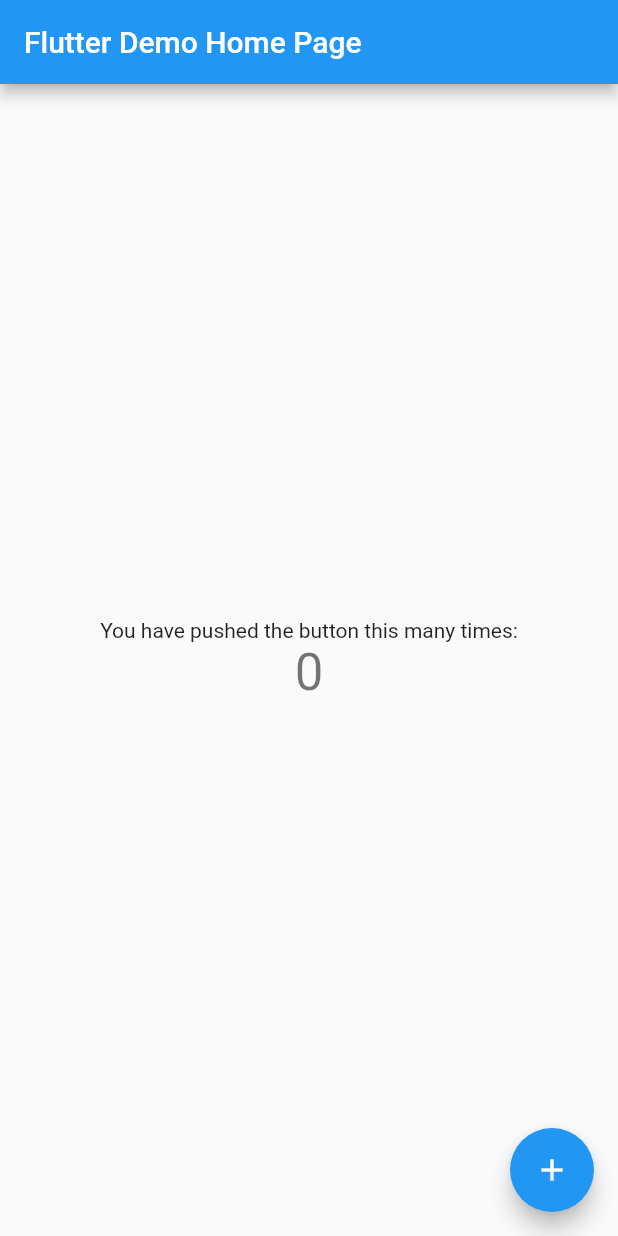
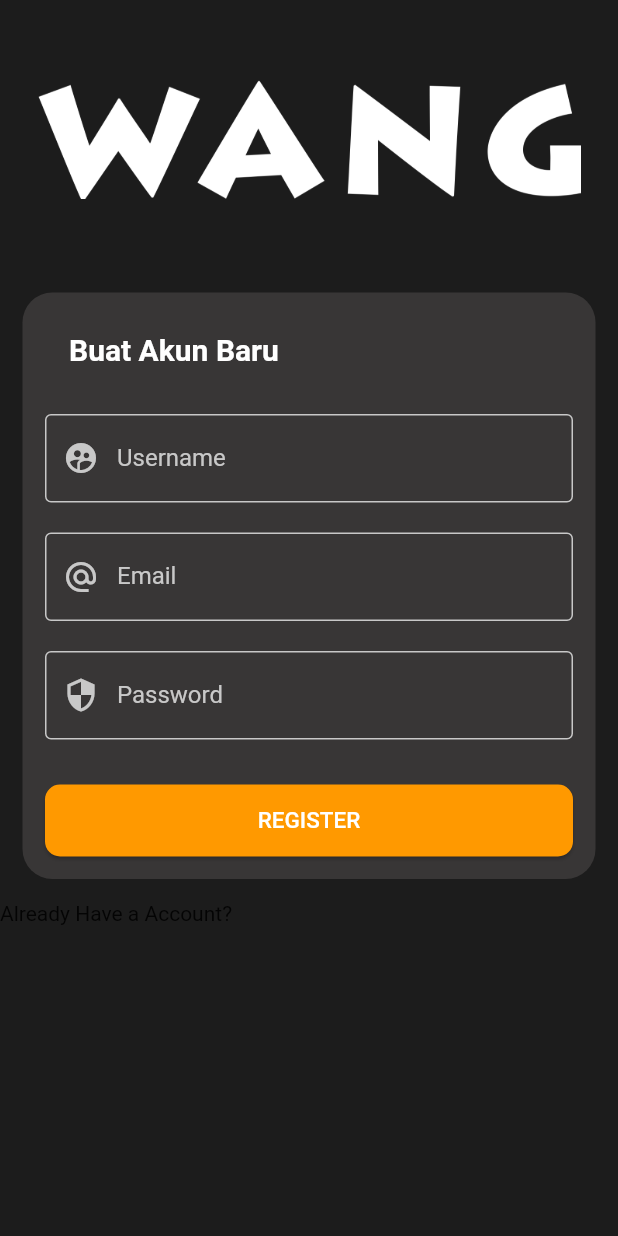
Before and after one commit to handihand53/comugram, a Flutter app: the screen it shows after launch, on a phone screen of 412 x 824 dp. Run offline on Flutter 3.47's test engine with Material 2 defaults, Android fonts, the light colour scheme and no system bars; our stand-ins replace firebase_auth; accounts and stored records are empty.

Commit message:
FirebaseInit
Baru sambung CloudFirebase

```diff
--- /dev/null
+++ b/comugram/lib/RegisterForm.dart
@@ -0,0 +1,179 @@
+import 'package:flutter/cupertino.dart';
+import 'package:flutter/material.dart';
+import 'Validator.dart';
+import 'package:firebase_auth/firebase_auth.dart';
+
+class RegisterForm extends StatefulWidget {
+
+  @override
+  _RegisterFormState createState() => _RegisterFormState();
+}
+
+class _RegisterFormState extends State<RegisterForm> with Validation{
+
+  final formKey = GlobalKey<FormState>();
+  TextEditingController userController = TextEditingController();
+  TextEditingController emailController = TextEditingController();
+  TextEditingController passController = TextEditingController();
+
+
+
+  @override
+  Widget build(BuildContext context) {
+    return Scaffold(
+      body: Container(
+        color: Color.fromRGBO(28, 28, 28, 1),
+        child: ListView(
+          children: <Widget> [
+            Padding(
+              padding: EdgeInsets.only(top: 15.0, bottom: 15.0, right: 25.0, left: 25.0),
+              child: Image.asset(
+                'images/wang_bold.png',
+                width: 150,
+                height: 150,
+              ),
+            ),
+            Padding(
+              padding: EdgeInsets.all(15.0),
+              child: Container(
+                decoration: BoxDecoration(
+                  color: Color.fromRGBO(56, 54, 54, 1),
+                  borderRadius: BorderRadius.all(Radius.circular(20.0)),
+                ),
+                child: Padding(
+                  padding: EdgeInsets.only(left: 15, right: 15),
+                  child: Form(
+                    key: formKey,
+                    child: Column(
+                      children: <Widget>[
+                        Padding(
+                          padding: EdgeInsets.only(top: 10),
+                          child: ListTile(
+                            title: Text('Buat Akun Baru',
+                              style: TextStyle(color: Colors.white,fontSize: 20, fontWeight: FontWeight.bold),
+                            ),
+                          ),
+                        ),
+                        Padding (
+                          padding: EdgeInsets.only(top:15.0, bottom:10.0),
+                          child: TextFormField(
+                            controller: userController,
+                            style: TextStyle(color: Color.fromRGBO(200, 200, 200, 1),),
+                            keyboardType: TextInputType.text,
+                            decoration: InputDecoration(
+                              labelText: 'Username',
+                              prefixIcon: Icon(
+                                Icons.supervised_user_circle,
+                                color: Color.fromRGBO(200, 200, 200, 1),
+                              ),
+                              labelStyle: TextStyle(color: Color.fromRGBO(200, 200, 200, 1)),
+                              enabledBorder: OutlineInputBorder(
+                                  borderSide: BorderSide(
+                                    color: Color.fromRGBO(200, 200, 200, 1),
+                                  )
+                              ),
+                              border: OutlineInputBorder(
+                                borderRadius: BorderRadius.circular(5.0),
+                              ),
+                            ),
+                            validator: validateName,
+                          ),
+                        ),
+
+                        Padding (
+                          padding: EdgeInsets.only(top:10.0, bottom:10.0),
+                          child: TextFormField(
+                            controller: emailController,
+                            style: TextStyle(color: Color.fromRGBO(200, 200, 200, 1),),
+                            keyboardType: TextInputType.emailAddress,
+                            decoration: InputDecoration(
+                              labelText: 'Email',
+                              prefixIcon: Icon(
+                                Icons.alternate_email,
+                                color: Color.fromRGBO(200, 200, 200, 1),
+                              ),
+                              labelStyle: TextStyle(color: Color.fromRGBO(200, 200, 200, 1)),
+                              enabledBorder: OutlineInputBorder(
+                                  borderSide: BorderSide(
+                                    color: Color.fromRGBO(200, 200, 200, 1),
+                                  )
+                              ),
+                              border: OutlineInputBorder(
+                                borderRadius: BorderRadius.circular(5.0),
+                              ),
+                            ),
+                            validator: validateEmail,
+                          ),
+                        ),
+
+                        Padding (
+                          padding: EdgeInsets.only(top:10.0, bottom:15.0),
+                          child: TextFormField(
+                            controller: passController,
+                            style: TextStyle(color: Color.fromRGBO(200, 200, 200, 1),),
+                            obscureText: true,
+                            keyboardType: TextInputType.visiblePassword,
+                            decoration: InputDecoration(
+                              labelText: 'Password',
+                              prefixIcon: Icon(
+                                Icons.security,
+                                color: Color.fromRGBO(200, 200, 200, 1),
+                              ),
+                              labelStyle: TextStyle(color: Color.fromRGBO(200, 200, 200, 1)),
+                              enabledBorder: OutlineInputBorder(
+                                  borderSide: BorderSide(
+                                    color: Color.fromRGBO(200, 200, 200, 1),
+                                  )
+                              ),
+                              border: OutlineInputBorder(
+                                borderRadius: BorderRadius.circular(5.0),
+                              ),
+                            ),
+                            validator: validatePass,
+                          ),
+                        ),
+
+                        // tombol button
+                        Padding (
+                          padding: EdgeInsets.only(top: 15.0,bottom:15.0),
+                          child: Row(
+                            children: <Widget> [
+                              // tombol simpan
+                              Expanded(
+                                child: Material(
+                                  elevation: 1.0,
+                                  borderRadius: BorderRadius.circular(10.0),
+                                  color: Color.fromRGBO(255, 153, 0, 1),
+                                  child: MaterialButton(
+                                    onPressed: () {
+                                      if(formKey.currentState.validate()){
+                                        formKey.currentState.save();
+
+                                      }
+                                    },
+                                    padding: EdgeInsets.symmetric(vertical: 10.0, horizontal: 30.0),
+                                    child: Text('REGISTER',
+                                      style: TextStyle(
+                                          fontSize: 15.0,
+                                          color: Colors.white
+                                      ),
+                                    ),
+                                  ),
+                                ),
+                              ),
+                            ],
+                          ),
+                        ),
+                      ],
+                    ),
+                  ),
+                ),
+              ),
+            ),
+            Text("Already Have a Account? ")
+          ],
+        ),
+      ),
+    );
+  }
+}
--- /dev/null
+++ b/comugram/lib/Validator.dart
@@ -0,0 +1,25 @@
+
+class Validation {
+  String validateEmail(String value) {
+    Pattern pattern = r'^(([^<>()[\]\\.,;:\s@\"]+(\.[^<>()[\]\\.,;:\s@\"]+)*)|(\".+\"))@((\[[0-9]{1,3}\.[0-9]{1,3}\.[0-9]{1,3}\.[0-9]{1,3}\])|(([a-zA-Z\-0-9]+\.)+[a-zA-Z]{2,}))$';
+    RegExp regex = new RegExp(pattern);
+    if (!regex.hasMatch(value))
+      return 'Coba tulis Email dengan benar sebagai Verifikasi';
+    else
+      return null;
+  }
+
+  String validateName(String value) {
+    if (value.isEmpty || value.length <= 3) { //JIKA VALUE KOSONG
+      return 'Biarkan orang lain tahu nama Anda'; //MAKA PESAN DITAMPILKAN
+    }
+    return null;
+  }
+
+  String validatePass(String value) {
+    if (value.length < 8) { //JIKA VALUE KOSONG
+      return 'Password harus lebih dari 8 karakter'; //MAKA PESAN DITAMPILKAN
+    }
+    return null;
+  }
+}
--- a/comugram/lib/main.dart
+++ b/comugram/lib/main.dart
@@ -1,3 +1,5 @@
+import 'package:comugram/RegisterForm.dart';
+import 'package:flutter/cupertino.dart';
 import 'package:flutter/material.dart';
 
 void main() => runApp(MyApp());
@@ -18,9 +20,9 @@
         // or simply save your changes to "hot reload" in a Flutter IDE).
         // Notice that the counter didn't reset back to zero; the application
         // is not restarted.
-        primarySwatch: Colors.blue,
+        primaryColor: Colors.white,
       ),
-      home: MyHomePage(title: 'Flutter Demo Home Page'),
+      home: RegisterForm(),
     );
   }
 }
```
Also changed, not shown: comugram/pubspec.yaml (+8 -2 lines), comugram/images/wang_bold.png (added), comugram/pubspec.lock, 3 other files.
